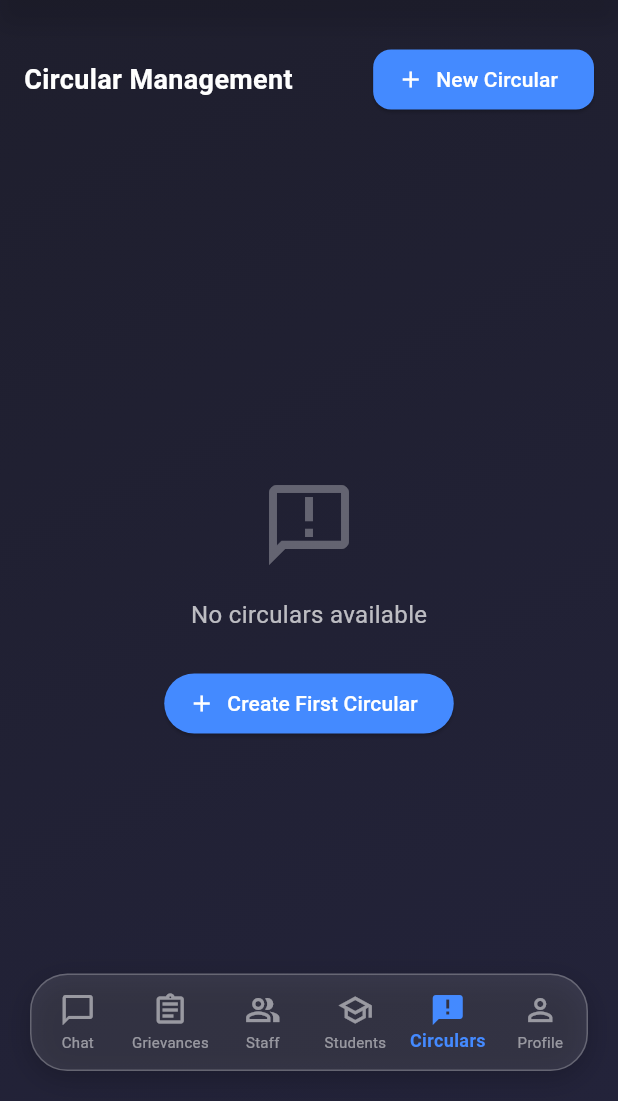
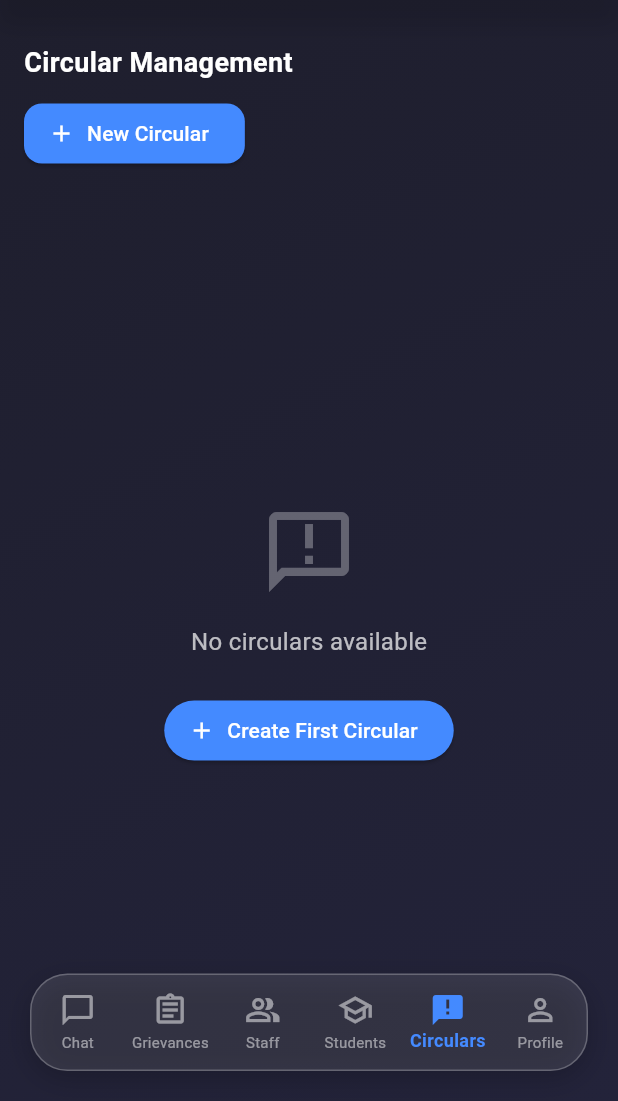
Before and after one commit to Munees007/Campus-Connect, a Flutter app: the AdminHomePage screen opened directly, item 5 of the bottom bar chosen, on a phone screen of 412 x 824 dp, the part 135-1236 px from its top. Run offline on Flutter 3.47's test engine with Material 3 defaults, Android fonts, the phone set to English and light mode, and no system bars; our stand-ins replace cloud_firestore, firebase_core, firebase_database, hive, hive_flutter, webview_flutter; accounts and stored records are empty.

Commit message:
responsive fixed

```diff
--- a/lib/Pages/admin/manage_circulars.dart
+++ b/lib/Pages/admin/manage_circulars.dart
@@ -68,7 +68,40 @@ class _ManageCircularsState extends State<ManageCirculars> {
       child: Column(
         crossAxisAlignment: CrossAxisAlignment.start,
         children: [
-          Row(
+          LayoutBuilder(
+            builder: (context, constraints) {
+              bool isNarrow =
+                  constraints.maxWidth < 400; // you can adjust the threshold
+              return isNarrow
+                  ? Column(
+                      crossAxisAlignment: CrossAxisAlignment.start,
+                      children: [
+                        const Text(
+                          "Circular Management",
+                          style: TextStyle(
+                            color: Colors.white,
+                            fontSize: 18,
+                            fontWeight: FontWeight.bold,
+                          ),
+                        ),
+                        const SizedBox(height: 10),
+                        ElevatedButton.icon(
+                          onPressed: () {
+                            _showAddCircularDialog(context);
+                          },
+                          icon: const Icon(Icons.add),
+                          label: const Text("New Circular"),
+                          style: ElevatedButton.styleFrom(
+                            backgroundColor: Colors.blueAccent,
+                            foregroundColor: Colors.white,
+                            shape: RoundedRectangleBorder(
+                              borderRadius: BorderRadius.circular(12),
+                            ),
+                          ),
+                        ),
+                      ],
+                    )
+                  : Row(
                       mainAxisAlignment: MainAxisAlignment.spaceBetween,
                       children: [
                         const Text(
@@ -94,6 +127,8 @@ class _ManageCircularsState extends State<ManageCirculars> {
                           ),
                         ),
                       ],
+                    );
+            },
           ),
           const SizedBox(height: 16),
           Expanded(
--- a/lib/Pages/profile_page.dart
+++ b/lib/Pages/profile_page.dart
@@ -30,6 +30,7 @@ class _ProfilePageState extends State<ProfilePage> {
   @override
   Widget build(BuildContext context) {
     return Scaffold(
+      backgroundColor: Color(0xFF1E1E2C),
       body: Container(
         decoration: const BoxDecoration(
           gradient: LinearGradient(
```
Also changed, not shown: lib/Pages/admin/manage_staff.dart (+57 -18 lines), lib/Pages/admin/manage_students.dart (+57 -19 lines). Lines whose indentation alone changed are shown as unchanged.
